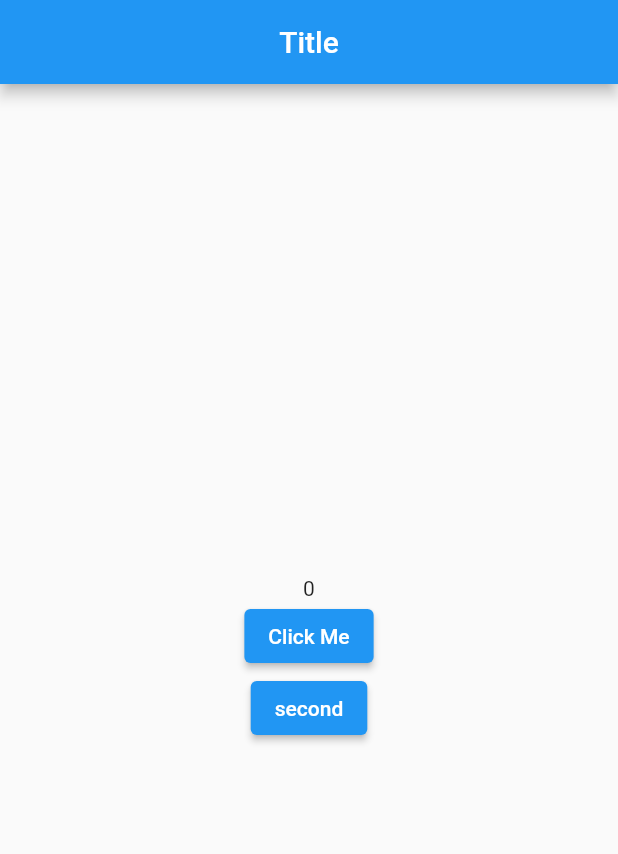
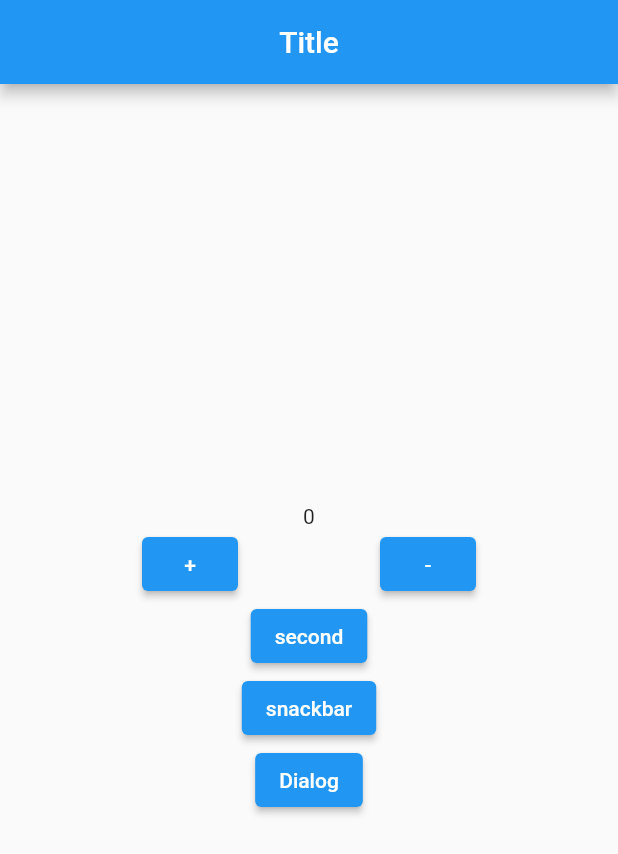
Before and after one commit to sk8rboil/about_GetX, a Flutter app: the screen it shows after launch, on a phone screen of 412 x 824 dp. Shown: the top 854 px of the screen. Run offline on Flutter 3.47's test engine with Material 2 defaults, Android fonts, the phone set to English and light mode, and no system bars; our stand-ins replace get.

Commit message:
add Get snackbar,dialog

```diff
--- a/lib/homepage.dart
+++ b/lib/homepage.dart
@@ -4,9 +4,10 @@ import 'package:basic_get/screen/second_screen.dart';
 import 'package:flutter/material.dart';
 import 'package:get/get.dart';
 
-class Counter {
+class Controller extends GetxController {
   var count = 0.obs;
   increment() => count++;
+  decrement() => count--;
 }
 
 class MyHomepage extends StatelessWidget {
@@ -14,7 +15,7 @@ class MyHomepage extends StatelessWidget {
 
   @override
   Widget build(BuildContext context) {
-    final counter = Get.put(Counter());
+    final counter = Get.put(Controller());
     return Scaffold(
       appBar: AppBar(
         title: Text('Title'),
@@ -26,13 +27,63 @@ class MyHomepage extends StatelessWidget {
           // ignore: prefer_const_literals_to_create_immutables
           children: <Widget>[
             Obx(() => Text(counter.count.toString())),
-            ElevatedButton(
-                child: Text('Click Me'), onPressed: counter.increment),
+            Row(
+              mainAxisAlignment: MainAxisAlignment.spaceEvenly,
+              children: [
+                ElevatedButton(child: Text('+'), onPressed: counter.increment),
+                ElevatedButton(
+                  onPressed: counter.decrement,
+                  child: Text('-'),
+                ),
+              ],
+            ),
             ElevatedButton(
               child: Text('second'),
               onPressed: () {
                 Get.to(SecondScreen());
               },
+            ),
+            ElevatedButton(
+              onPressed: () {
+                /* ScaffoldMessenger.of(context).showSnackBar(
+                  SnackBar(
+                    content: Text('Show Snackbar'),
+                    action: SnackBarAction(label: 'label', onPressed: () {}),
+                  ),
+                ); */
+                Get.snackbar('title', 'message',
+                    snackPosition: SnackPosition.BOTTOM);
+              },
+              child: Text('snackbar'),
+            ),
+            ElevatedButton(
+              onPressed: () {
+                Get.dialog(
+                  AlertDialog(
+                    shape: RoundedRectangleBorder(
+                      borderRadius: BorderRadius.circular(20),
+                    ),
+                    title: Text('data'),
+                    content: Text('data'),
+                    actions: [
+                      Row(
+                        mainAxisAlignment: MainAxisAlignment.spaceEvenly,
+                        children: <Widget>[
+                          ElevatedButton(
+                            onPressed: () {},
+                            child: Text('data'),
+                          ),
+                          ElevatedButton(
+                            onPressed: () {},
+                            child: Text('data'),
+                          ),
+                        ],
+                      ),
+                    ],
+                  ),
+                );
+              },
+              child: Text('Dialog'),
             ),
           ],
         ),
--- a/lib/screen/second_screen.dart
+++ b/lib/screen/second_screen.dart
@@ -9,7 +9,7 @@ class SecondScreen extends StatelessWidget {
 
   @override
   Widget build(BuildContext context) {
-    final Counter counter = Get.find();
+    final Controller counter = Get.find();
     return Scaffold(
       appBar: AppBar(),
       body: Center(
```
